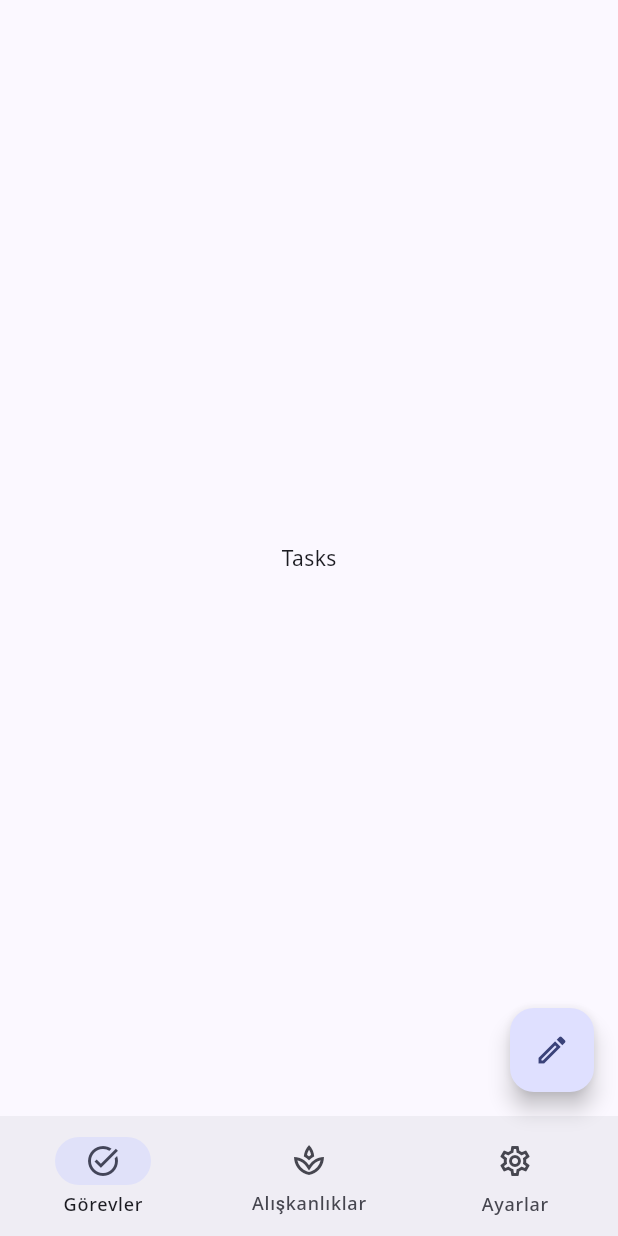
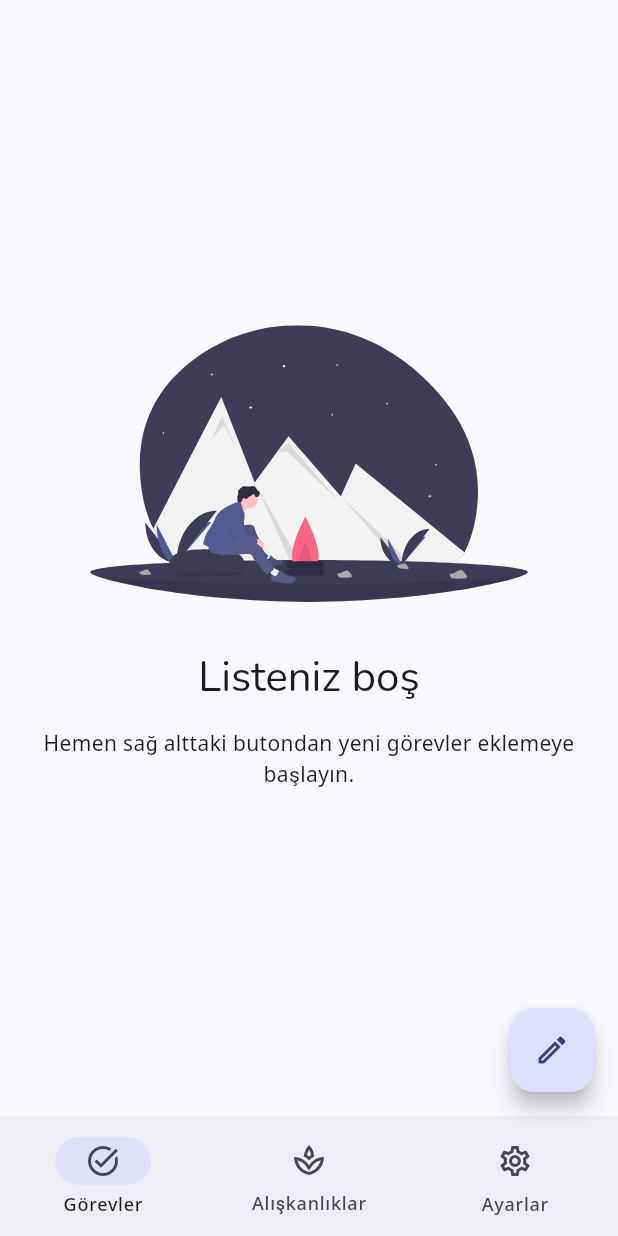
Before and after one commit to berkakkaya/taskland, a Flutter app: the HomeScreen screen opened directly, on a phone screen of 412 x 824 dp. Run offline on Flutter 3.47's test engine with Material 3 defaults, Android fonts, the phone set to English and light mode, and no system bars; our stand-ins replace carousel_slider, flutter_svg, hive, hive_flutter; accounts and stored records are empty.

```diff
--- a/lib/screens/home/home_tasks_tab.dart
+++ b/lib/screens/home/home_tasks_tab.dart
@@ -1,4 +1,7 @@
 import 'package:flutter/material.dart';
+import 'package:hive_flutter/adapters.dart';
+import 'package:taskland/consts/illustrations.dart';
+import 'package:taskland/services/storage.dart';
 
 class HomeTasksTab extends StatefulWidget {
   const HomeTasksTab({super.key});
@@ -10,8 +13,49 @@ class HomeTasksTab extends StatefulWidget {
 class _HomeTasksTabState extends State<HomeTasksTab> {
   @override
   Widget build(BuildContext context) {
-    return const Center(
-      child: Text("Tasks"),
+    return ValueListenableBuilder(
+      valueListenable: StorageService.tasksBox.listenable(),
+      builder: (context, box, widget) {
+        if (box.isEmpty) {
+          return _getEmptyPage(context);
+        }
+
+        return ListView.separated(
+          padding: const EdgeInsets.symmetric(horizontal: 16, vertical: 32),
+          separatorBuilder: (context, index) => const SizedBox(height: 24),
+          itemCount: box.length,
+          itemBuilder: (context, index) {
+            return const Placeholder();
+          },
+        );
+      },
+    );
+  }
+
+  Padding _getEmptyPage(BuildContext context) {
+    return Padding(
+      padding: const EdgeInsets.symmetric(horizontal: 16, vertical: 32),
+      child: Column(
+        crossAxisAlignment: CrossAxisAlignment.center,
+        children: [
+          const Spacer(),
+          Expanded(
+            child: svgNature,
+          ),
+          const SizedBox(height: 32),
+          Text(
+            "Listeniz boş",
+            style: Theme.of(context).textTheme.headlineMedium,
+            textAlign: TextAlign.center,
+          ),
+          const SizedBox(height: 16),
+          const Text(
+            "Hemen sağ alttaki butondan yeni görevler eklemeye başlayın.",
+            textAlign: TextAlign.center,
+          ),
+          const Spacer(),
+        ],
+      ),
     );
   }
 }
```
